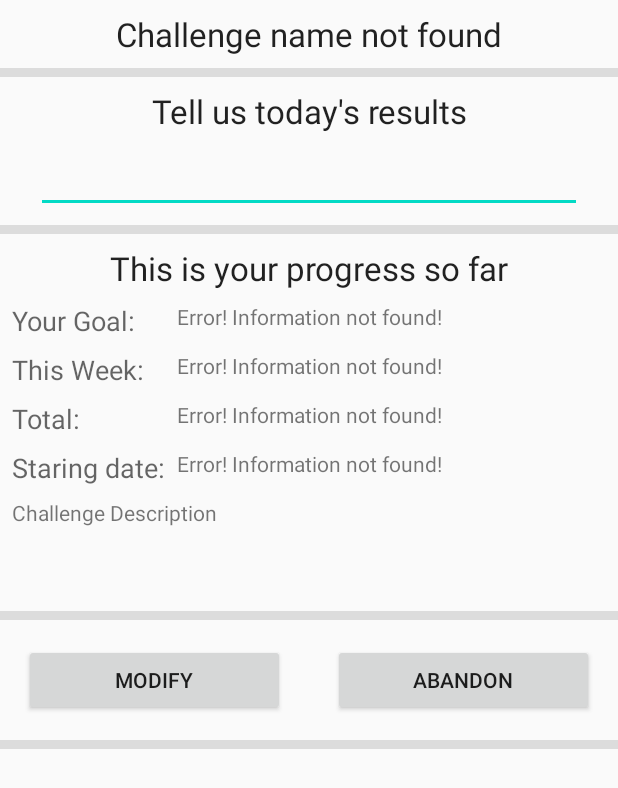
After one commit to JmDeleon2000/Proyecto-apps, an Android app: the layout challenges_holder.xml on its own in the app's theme, with its tools: preview values and no code run, on a phone screen of 412 x 824 dp. The commit adds this screen. Shown: the top 788 px of the screen. Run offline under Robolectric (Android 15) with nearby library versions, the phone set to English and light mode, and no system bars.

Commit message:
Added active challenges screen UI Added active challenges recycler view view holder UI

```diff
--- a/app/build.gradle
+++ b/app/build.gradle
@@ -38,4 +38,5 @@ dependencies {
     testImplementation 'junit:junit:4.12'
     androidTestImplementation 'androidx.test.ext:junit:1.1.1'
     androidTestImplementation 'androidx.test.espresso:espresso-core:3.2.0'
+    implementation 'androidx.recyclerview:recyclerview:1.1.0'
 }
--- a/app/src/main/AndroidManifest.xml
+++ b/app/src/main/AndroidManifest.xml
@@ -9,7 +9,8 @@
         android:roundIcon="@mipmap/ic_launcher_round"
         android:supportsRtl="true"
         android:theme="@style/AppTheme">
-        <activity android:name=".Challenge_Creation"></activity>
+        <activity android:name=".ChallengeProgress"></activity>
+        <activity android:name=".Challenge_Creation" />
         <activity android:name=".MainActivity">
             <intent-filter>
                 <action android:name="android.intent.action.MAIN" />
--- /dev/null
+++ b/app/src/main/java/com/example/risegrindgobeyond/ChallengeProgress.kt
@@ -0,0 +1,12 @@
+package com.example.risegrindgobeyond
+
+import androidx.appcompat.app.AppCompatActivity
+import android.os.Bundle
+
+class ChallengeProgress : AppCompatActivity() {
+
+    override fun onCreate(savedInstanceState: Bundle?) {
+        super.onCreate(savedInstanceState)
+        setContentView(R.layout.activity_challenge_progress)
+    }
+}
--- /dev/null
+++ b/app/src/main/res/layout/activity_challenge_progress.xml
@@ -0,0 +1,60 @@
+<?xml version="1.0" encoding="utf-8"?>
+<layout xmlns:android="http://schemas.android.com/apk/res/android"
+    xmlns:app="http://schemas.android.com/apk/res-auto"
+    xmlns:tools="http://schemas.android.com/tools">
+<androidx.constraintlayout.widget.ConstraintLayout
+    android:layout_width="match_parent"
+    android:layout_height="match_parent"
+    tools:context=".ChallengeProgress">
+
+    <TextView
+        android:id="@+id/textView4"
+        android:layout_width="0dp"
+        android:layout_height="wrap_content"
+        android:layout_marginStart="8dp"
+        android:layout_marginTop="8dp"
+        android:layout_marginEnd="8dp"
+        android:gravity="center"
+        android:text="@string/ChallengesHeader"
+        android:textAppearance="@style/TextAppearance.AppCompat.Display1"
+        app:layout_constraintEnd_toEndOf="parent"
+        app:layout_constraintStart_toStartOf="parent"
+        app:layout_constraintTop_toTopOf="parent" />
+
+    <Button
+        android:id="@+id/button3"
+        android:layout_width="wrap_content"
+        android:layout_height="wrap_content"
+        android:layout_marginTop="8dp"
+        android:layout_marginEnd="8dp"
+        app:layout_constraintEnd_toEndOf="parent"
+        app:layout_constraintStart_toEndOf="@+id/editText4"
+        app:layout_constraintTop_toBottomOf="@+id/textView4" />
+
+    <EditText
+        android:id="@+id/editText4"
+        android:layout_width="0dp"
+        android:layout_height="0dp"
+        android:layout_marginStart="8dp"
+        android:ems="10"
+        android:hint="@string/searchHint"
+        android:inputType="textPersonName"
+        app:layout_constraintBottom_toBottomOf="@+id/button3"
+        app:layout_constraintEnd_toStartOf="@+id/button3"
+        app:layout_constraintStart_toStartOf="parent"
+        app:layout_constraintTop_toTopOf="@+id/button3" />
+
+    <androidx.recyclerview.widget.RecyclerView
+        android:layout_width="0dp"
+        android:layout_height="0dp"
+        android:layout_marginStart="8dp"
+        android:layout_marginTop="8dp"
+        android:layout_marginEnd="8dp"
+        android:layout_marginBottom="8dp"
+        app:layout_constraintBottom_toBottomOf="parent"
+        app:layout_constraintEnd_toEndOf="parent"
+        app:layout_constraintStart_toStartOf="parent"
+        app:layout_constraintTop_toBottomOf="@+id/button3" />
+
+</androidx.constraintlayout.widget.ConstraintLayout>
+</layout>
--- /dev/null
+++ b/app/src/main/res/layout/challenges_holder.xml
@@ -0,0 +1,246 @@
+<?xml version="1.0" encoding="utf-8"?>
+<layout  xmlns:android="http://schemas.android.com/apk/res/android"
+    xmlns:app="http://schemas.android.com/apk/res-auto"
+    xmlns:tools="http://schemas.android.com/tools">
+<androidx.constraintlayout.widget.ConstraintLayout
+
+    android:layout_width="match_parent"
+    android:layout_height="match_parent">
+
+    <Button
+        android:id="@+id/button5"
+        android:layout_width="0dp"
+        android:layout_height="wrap_content"
+        android:layout_marginStart="16dp"
+        android:layout_marginTop="16dp"
+        android:layout_marginEnd="16dp"
+        android:text="@string/AbandonChallenge"
+        app:layout_constraintEnd_toEndOf="parent"
+        app:layout_constraintStart_toEndOf="@+id/button4"
+        app:layout_constraintTop_toBottomOf="@+id/divider14" />
+
+    <TextView
+        android:id="@+id/textView16"
+        android:layout_width="0dp"
+        android:layout_height="0dp"
+        android:layout_marginEnd="8dp"
+        android:text="@string/NotFoundError"
+        app:layout_constraintBottom_toBottomOf="@+id/textView15"
+        app:layout_constraintEnd_toEndOf="parent"
+        app:layout_constraintStart_toEndOf="@+id/divider16"
+        app:layout_constraintTop_toTopOf="@+id/textView15" />
+
+    <TextView
+        android:id="@+id/textView15"
+        android:layout_width="wrap_content"
+        android:layout_height="wrap_content"
+        android:layout_marginTop="8dp"
+        android:text="@string/ThisWeek"
+        android:textAppearance="@style/TextAppearance.AppCompat.Medium"
+        app:layout_constraintStart_toStartOf="@+id/textView17"
+        app:layout_constraintTop_toBottomOf="@+id/textView13" />
+
+    <View
+        android:id="@+id/divider13"
+        android:layout_width="0dp"
+        android:layout_height="6dp"
+        android:layout_marginTop="8dp"
+        android:background="?android:attr/listDivider"
+        app:layout_constraintEnd_toEndOf="parent"
+        app:layout_constraintHorizontal_bias="1.0"
+        app:layout_constraintStart_toStartOf="parent"
+        app:layout_constraintTop_toBottomOf="@+id/editText5" />
+
+    <TextView
+        android:id="@+id/textView10"
+        android:layout_width="0dp"
+        android:layout_height="wrap_content"
+        android:layout_marginStart="8dp"
+        android:layout_marginTop="8dp"
+        android:layout_marginEnd="8dp"
+        android:text="@string/ChallengeNameError"
+        android:gravity="center"
+        android:textAppearance="@style/TextAppearance.AppCompat.Large"
+        app:layout_constraintEnd_toEndOf="parent"
+        app:layout_constraintStart_toStartOf="parent"
+        app:layout_constraintTop_toTopOf="parent" />
+
+    <TextView
+        android:id="@+id/textView11"
+        android:layout_width="0dp"
+        android:layout_height="wrap_content"
+        android:layout_marginStart="8dp"
+        android:layout_marginTop="8dp"
+        android:layout_marginEnd="8dp"
+        android:gravity="center"
+        android:text="@string/ProgressTimeAsk"
+        android:textAppearance="@style/TextAppearance.AppCompat.Large"
+        app:layout_constraintEnd_toEndOf="parent"
+        app:layout_constraintHorizontal_bias="0.0"
+        app:layout_constraintStart_toStartOf="parent"
+        app:layout_constraintTop_toBottomOf="@+id/divider12" />
+
+    <View
+        android:id="@+id/divider12"
+        android:layout_width="0dp"
+        android:layout_height="6dp"
+        android:layout_marginTop="8dp"
+        android:background="?android:attr/listDivider"
+        app:layout_constraintEnd_toEndOf="parent"
+        app:layout_constraintStart_toStartOf="parent"
+        app:layout_constraintTop_toBottomOf="@+id/textView10" />
+
+    <EditText
+        android:id="@+id/editText5"
+        android:layout_width="0dp"
+        android:layout_height="wrap_content"
+        android:layout_marginStart="24dp"
+        android:layout_marginTop="8dp"
+        android:layout_marginEnd="24dp"
+        android:ems="10"
+        android:inputType="time"
+        app:layout_constraintEnd_toEndOf="parent"
+        app:layout_constraintStart_toStartOf="parent"
+        app:layout_constraintTop_toBottomOf="@+id/textView11" />
+
+    <TextView
+        android:id="@+id/textView12"
+        android:layout_width="0dp"
+        android:layout_height="wrap_content"
+        android:layout_marginStart="8dp"
+        android:layout_marginTop="8dp"
+        android:layout_marginEnd="8dp"
+        android:gravity="center"
+        android:text="@string/ProgressHeader"
+        android:textAppearance="@style/TextAppearance.AppCompat.Large"
+        app:layout_constraintEnd_toEndOf="parent"
+        app:layout_constraintHorizontal_bias="0.471"
+        app:layout_constraintStart_toStartOf="parent"
+        app:layout_constraintTop_toBottomOf="@+id/divider13" />
+
+    <TextView
+        android:id="@+id/textView13"
+        android:layout_width="wrap_content"
+        android:layout_height="wrap_content"
+        android:layout_marginTop="8dp"
+        android:text="@string/YourGoal"
+        android:textAppearance="@style/TextAppearance.AppCompat.Medium"
+        app:layout_constraintStart_toStartOf="@+id/textView15"
+        app:layout_constraintTop_toBottomOf="@+id/textView12" />
+
+    <TextView
+        android:id="@+id/textView14"
+        android:layout_width="0dp"
+        android:layout_height="0dp"
+        android:layout_marginEnd="8dp"
+        android:text="@string/NotFoundError"
+        app:layout_constraintBottom_toBottomOf="@+id/textView13"
+        app:layout_constraintEnd_toEndOf="parent"
+        app:layout_constraintStart_toEndOf="@+id/divider16"
+        app:layout_constraintTop_toTopOf="@+id/textView13" />
+
+    <TextView
+        android:id="@+id/textView17"
+        android:layout_width="wrap_content"
+        android:layout_height="wrap_content"
+        android:layout_marginTop="8dp"
+        android:text="@string/Total"
+        android:textAppearance="@style/TextAppearance.AppCompat.Medium"
+        app:layout_constraintStart_toStartOf="@+id/textView19"
+        app:layout_constraintTop_toBottomOf="@+id/textView15" />
+
+    <TextView
+        android:id="@+id/textView18"
+        android:layout_width="0dp"
+        android:layout_height="0dp"
+        android:layout_marginEnd="8dp"
+        android:text="@string/NotFoundError"
+        app:layout_constraintBottom_toBottomOf="@+id/textView17"
+        app:layout_constraintEnd_toEndOf="parent"
+        app:layout_constraintStart_toEndOf="@+id/divider16"
+        app:layout_constraintTop_toTopOf="@+id/textView17" />
+
+    <TextView
+        android:id="@+id/textView19"
+        android:layout_width="wrap_content"
+        android:layout_height="wrap_content"
+        android:layout_marginStart="8dp"
+        android:layout_marginTop="8dp"
+        android:layout_marginEnd="8dp"
+        android:text="@string/Starting"
+        android:textAppearance="@style/TextAppearance.AppCompat.Medium"
+        app:layout_constraintEnd_toStartOf="@+id/divider16"
+        app:layout_constraintStart_toStartOf="parent"
+        app:layout_constraintTop_toBottomOf="@+id/textView17" />
+
+    <TextView
+        android:id="@+id/textView20"
+        android:layout_width="0dp"
+        android:layout_height="0dp"
+        android:layout_marginEnd="8dp"
+        android:text="@string/NotFoundError"
+        app:layout_constraintBottom_toBottomOf="@+id/textView19"
+        app:layout_constraintEnd_toEndOf="parent"
+        app:layout_constraintStart_toEndOf="@+id/divider16"
+        app:layout_constraintTop_toTopOf="@+id/textView19" />
+
+    <View
+        android:id="@+id/divider14"
+        android:layout_width="0dp"
+        android:layout_height="6dp"
+        android:layout_marginTop="8dp"
+        android:background="?android:attr/listDivider"
+        app:layout_constraintEnd_toEndOf="parent"
+        app:layout_constraintHorizontal_bias="0.0"
+        app:layout_constraintStart_toStartOf="parent"
+        app:layout_constraintTop_toBottomOf="@+id/textView21" />
+
+    <Button
+        android:id="@+id/button4"
+        android:layout_width="0dp"
+        android:layout_height="wrap_content"
+        android:layout_marginStart="16dp"
+        android:layout_marginEnd="16dp"
+        android:text="@string/ModifyChallenge"
+        app:layout_constraintEnd_toStartOf="@+id/button5"
+        app:layout_constraintStart_toStartOf="parent"
+        app:layout_constraintTop_toTopOf="@+id/button5" />
+
+    <View
+        android:id="@+id/divider15"
+        android:layout_width="0dp"
+        android:layout_height="6dp"
+        android:layout_marginTop="16dp"
+        android:background="?android:attr/listDivider"
+        android:backgroundTint="@android:color/background_dark"
+        app:layout_constraintEnd_toEndOf="parent"
+        app:layout_constraintStart_toStartOf="parent"
+        app:layout_constraintTop_toBottomOf="@+id/button5"
+        tools:visibility="visible" />
+
+    <View
+        android:id="@+id/divider16"
+        android:layout_width="1dp"
+        android:layout_height="0dp"
+        android:background="?android:attr/listDivider"
+        android:visibility="gone"
+        app:layout_constraintBottom_toTopOf="@+id/divider14"
+        app:layout_constraintEnd_toStartOf="@+id/textView16"
+        app:layout_constraintStart_toEndOf="@+id/textView19"
+        app:layout_constraintTop_toBottomOf="@+id/textView12"
+        app:layout_constraintVertical_bias="1.0" />
+
+    <TextView
+        android:id="@+id/textView21"
+        android:layout_width="0dp"
+        android:layout_height="wrap_content"
+        android:layout_marginStart="8dp"
+        android:layout_marginTop="8dp"
+        android:layout_marginEnd="8dp"
+        android:text="@string/DescriptionHint"
+        android:lines="4"
+        app:layout_constraintEnd_toEndOf="parent"
+        app:layout_constraintStart_toStartOf="parent"
+        app:layout_constraintTop_toBottomOf="@+id/textView19" />
+</androidx.constraintlayout.widget.ConstraintLayout>
+</layout>
--- a/app/src/main/res/values/strings.xml
+++ b/app/src/main/res/values/strings.xml
@@ -22,4 +22,16 @@
     <string name="GoalTypeHeader">Do you want to...</string>
     <string name="GoalType1">Waste no time doing this!</string>
     <string name="GoalType2">Do this as much as I can!</string>
+    <string name="ChallengesHeader">Challenges</string>
+    <string name="searchHint">Search challenges</string>
+    <string name="ChallengeNameError">Challenge name not found</string>
+    <string name="ProgressTimeAsk">Tell us today\'s results</string>
+    <string name="ProgressHeader">This is your progress so far</string>
+    <string name="YourGoal">Your Goal:</string>
+    <string name="ThisWeek">This Week:</string>
+    <string name="Total">Total:</string>
+    <string name="Starting">Staring date:</string>
+    <string name="NotFoundError">Error! Information not found!</string>
+    <string name="ModifyChallenge">Modify</string>
+    <string name="AbandonChallenge">Abandon</string>
 </resources>
```
